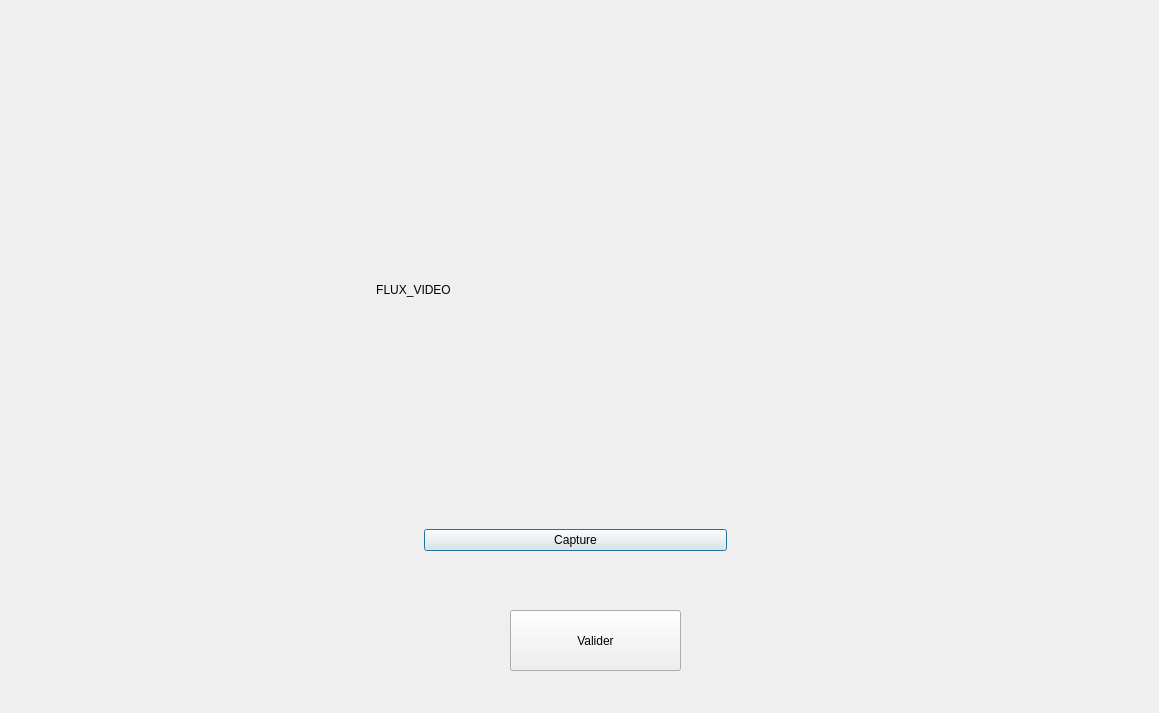
Before: the Qt Designer form reco_carte.ui in Electrom500/Quadrimon, drawn with Qt 5.
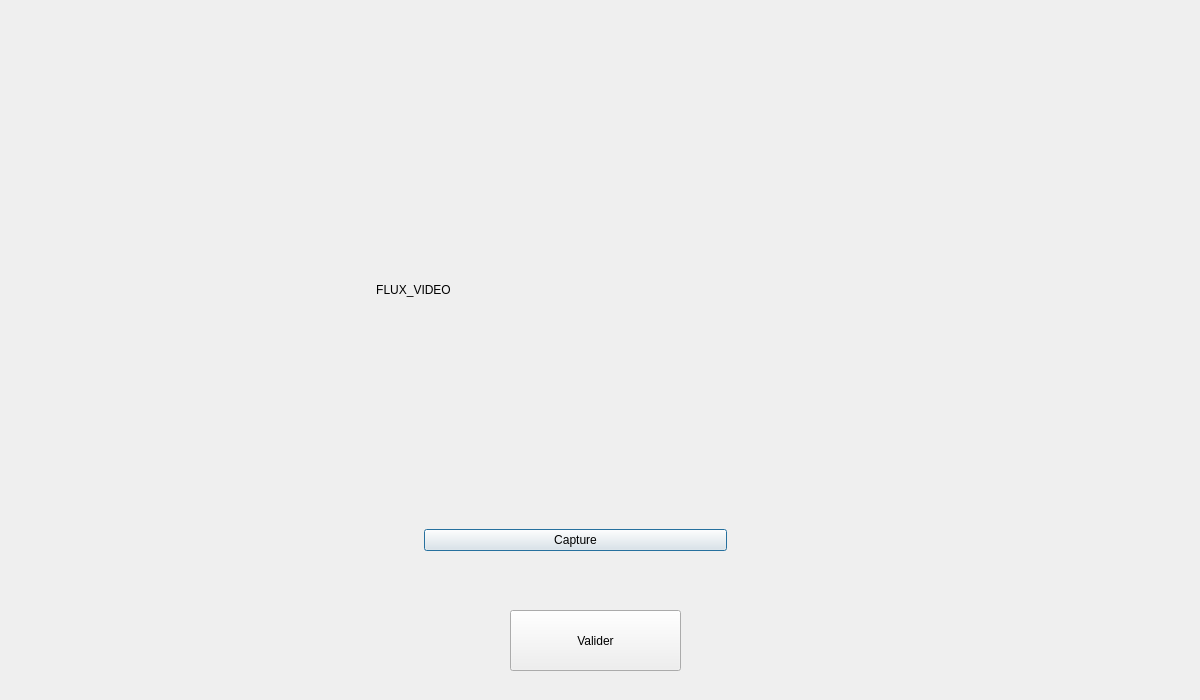
After: the same form once the commit is applied.

```diff
--- a/reco_carte.ui
+++ b/reco_carte.ui
@@ -6,8 +6,8 @@
    <rect>
     <x>0</x>
     <y>0</y>
-    <width>1159</width>
-    <height>713</height>
+    <width>1200</width>
+    <height>700</height>
    </rect>
   </property>
   <property name="windowTitle">
```
